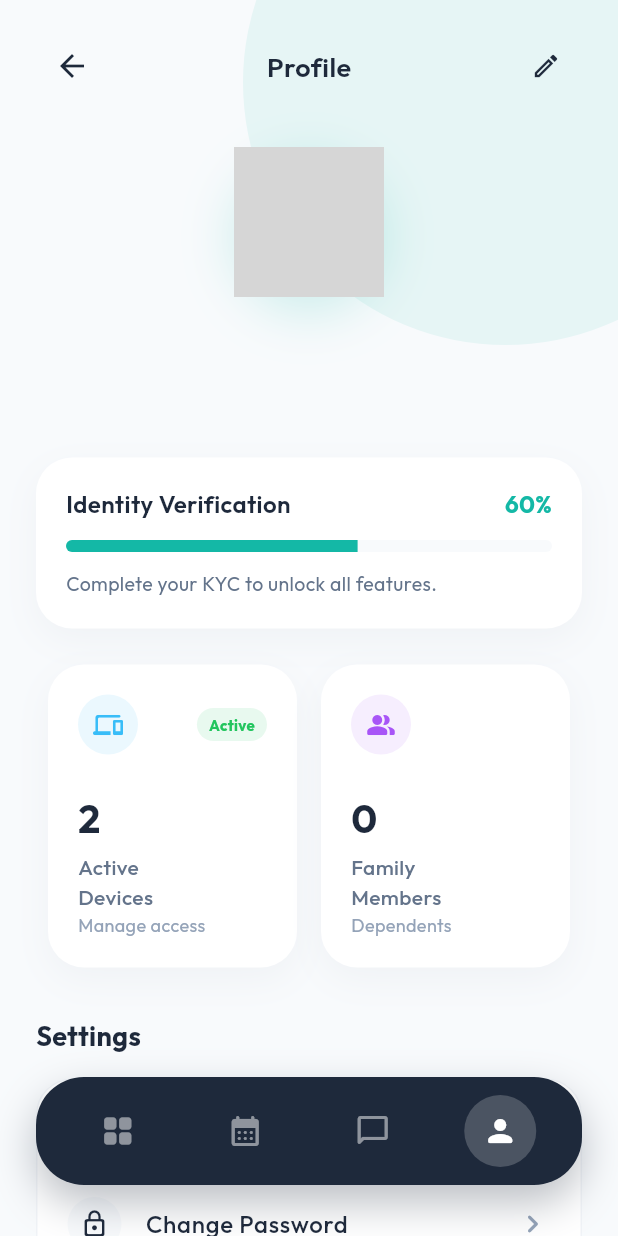
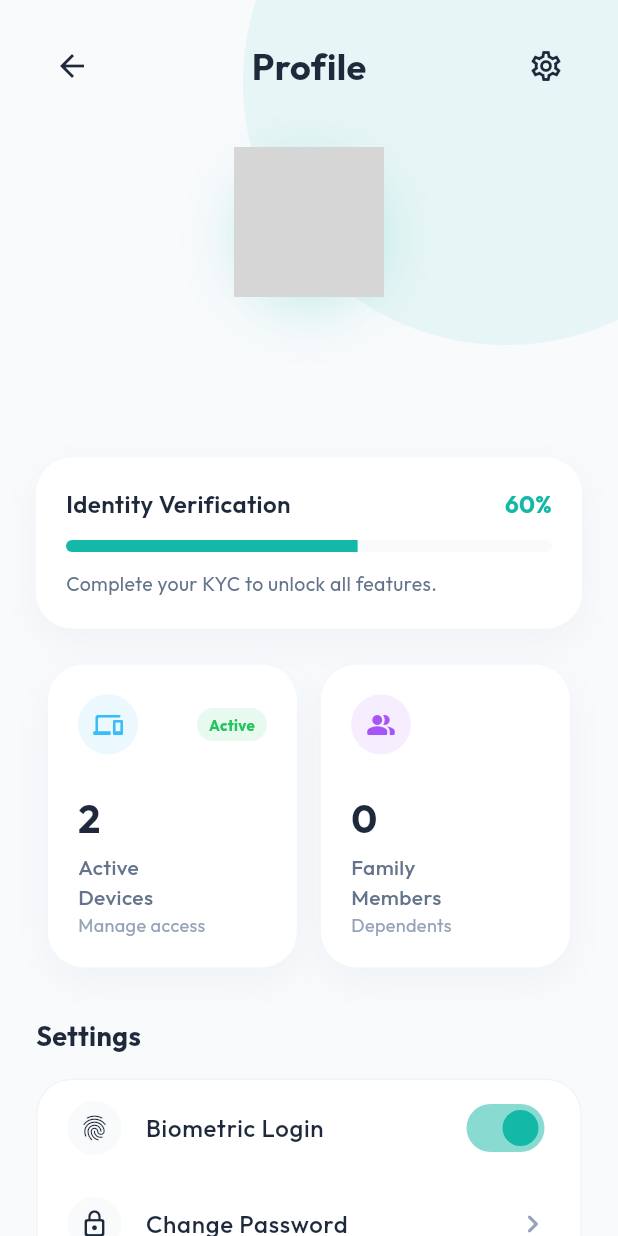
Before and after one commit to ankurrera/Biometrics_medical, a Flutter app: the ProfileScreen screen opened by its route, on a phone screen of 412 x 824 dp. Run offline on Flutter 3.47's test engine with Material 3 defaults, Android fonts, the phone set to English and light mode, and no system bars; our stand-ins replace flutter_dotenv, flutter_riverpod, flutter_secure_storage, go_router, google_fonts, image_picker and 4 more; missing offline and left inert: mobile_scanner; accounts and stored records are empty; network calls fail; grey boxes are pictures that could not be loaded.

Commit message:
removed bottom nav bar

```diff
--- a/lib/features/shared/presentation/screens/profile_screen.dart
+++ b/lib/features/shared/presentation/screens/profile_screen.dart
@@ -1,5 +1,3 @@
-import 'dart:io';
-
 import 'package:flutter/material.dart';
 import 'package:flutter_riverpod/flutter_riverpod.dart';
 import 'package:go_router/go_router.dart';
@@ -7,17 +5,16 @@ import 'package:google_fonts/google_fonts.dart';
 
 import '../../../../core/theme/app_colors.dart';
 import '../../../../routing/route_names.dart';
-import '../../../../services/kyc_service.dart'; // Import for KYCStatus enum
+import '../../../../services/kyc_service.dart';
 import '../../../auth/providers/auth_provider.dart';
 import '../widgets/profile_stats_card.dart';
-import '../widgets/floating_bottom_nav.dart';
+// FloatingBottomNav import removed
 
 class ProfileScreen extends ConsumerWidget {
   const ProfileScreen({super.key});
 
   @override
   Widget build(BuildContext context, WidgetRef ref) {
-    // 1. Watch both Profile and KYC providers
     final profileAsync = ref.watch(currentProfileProvider);
     final kycAsync = ref.watch(kycStatusProvider);
 
@@ -25,7 +22,7 @@ class ProfileScreen extends ConsumerWidget {
       backgroundColor: const Color(0xFFF8FAFC), // Slate 50
       body: Stack(
         children: [
-          // Background Decorative Circle
+          // Background Decor
           Positioned(
             top: -120,
             right: -100,
@@ -39,50 +36,46 @@ class ProfileScreen extends ConsumerWidget {
             ),
           ),
 
-          // Content
-          SafeArea(
+          // Scrollable Content
+          Positioned.fill(
+            child: SingleChildScrollView(
+              // Reduced bottom padding from 120 to 40 since Nav Bar is gone
+              padding: const EdgeInsets.fromLTRB(24, 20, 24, 40),
+              child: SafeArea(
                 bottom: false,
                 child: profileAsync.when(
                   loading: () => const Center(child: CircularProgressIndicator()),
-              error: (err, stack) => Center(child: Text('Error: $err')),
+                  error: (err, stack) => Center(child: Text('Error loading profile')),
                   data: (profile) {
-                // 2. Calculate KYC Status correctly using the AsyncValue
-                final kycData = kycAsync.valueOrNull;
-                final isVerified = kycData?.status == KYCStatus.verified;
+                    final isVerified = kycAsync.valueOrNull?.status == KYCStatus.verified;
+                    final kycPercentText = isVerified ? '100' : '60';
 
-                // Calculate percentage: 60% base + 40% if verified
-                final kycPercent = isVerified ? 1.0 : 0.6;
-                final kycPercentText = (kycPercent * 100).toInt();
-
-                return SingleChildScrollView(
-                  padding: const EdgeInsets.fromLTRB(24, 20, 24, 120),
-                  child: Column(
+                    return Column(
                       children: [
-                      // ─── 1. Header ───────────────────────────────────────
+                        // Header
                         Row(
                           mainAxisAlignment: MainAxisAlignment.spaceBetween,
                           children: [
+                            // Added Back Button for navigation safety since BottomNav is gone
                             const BackButton(color: AppColors.textPrimary),
                             Text(
                               'Profile',
                               style: GoogleFonts.outfit(
-                              fontSize: 18,
-                              fontWeight: FontWeight.w600,
+                                fontSize: 24,
+                                fontWeight: FontWeight.bold,
                                 color: AppColors.textPrimary,
                               ),
                             ),
                             IconButton(
-                            onPressed: () {
-                              // Optional: Add logic to edit profile
-                            },
-                            icon: const Icon(Icons.edit_outlined, size: 20),
+                              onPressed: () {},
+                              icon: const Icon(Icons.settings_outlined),
                               color: AppColors.textPrimary,
                             ),
                           ],
                         ),
                         const SizedBox(height: 30),
 
-                      // Avatar & Badge
+                        // Avatar & Stats
                         Stack(
                           alignment: Alignment.center,
                           children: [
@@ -153,7 +146,7 @@ class ProfileScreen extends ConsumerWidget {
 
                         const SizedBox(height: 32),
 
-                      // ─── 2. Identity Verification Card ───────────────────
+                        // KYC Card
                         Container(
                           padding: const EdgeInsets.all(20),
                           decoration: BoxDecoration(
@@ -196,7 +189,7 @@ class ProfileScreen extends ConsumerWidget {
                                 ClipRRect(
                                   borderRadius: BorderRadius.circular(8),
                                   child: LinearProgressIndicator(
-                                  value: kycPercent,
+                                    value: isVerified ? 1.0 : 0.6,
                                     backgroundColor: AppColors.backgroundLight,
                                     valueColor: const AlwaysStoppedAnimation(AppColors.primary),
                                     minHeight: 8,
@@ -219,20 +212,18 @@ class ProfileScreen extends ConsumerWidget {
 
                         const SizedBox(height: 24),
 
-                      // ─── 3. Information Management Cards ───────────────
+                        // Information Management Cards
                         Row(
                           children: [
-                          // "Manage Devices" converted to Card
                             ProfileStatsCard(
                               title: 'Active\nDevices',
-                            value: '2', // You can replace this with real count later
+                              value: '2', // Dynamic in real app
                               subtitle: 'Manage access',
                               icon: Icons.devices_rounded,
                               accentColor: const Color(0xFF38BDF8), // Sky Blue
                               showOnlineIndicator: true,
                               onTap: () => context.push(RouteNames.deviceManagement),
                             ),
-                          // "Family/Dependents"
                             ProfileStatsCard(
                               title: 'Family\nMembers',
                               value: '0',
@@ -246,7 +237,7 @@ class ProfileScreen extends ConsumerWidget {
 
                         const SizedBox(height: 32),
 
-                      // ─── 4. Settings Section ─────────────────────────────
+                        // Settings Section
                         const Align(
                           alignment: Alignment.centerLeft,
                           child: Text(
@@ -260,65 +251,45 @@ class ProfileScreen extends ConsumerWidget {
                         ),
                         const SizedBox(height: 16),
 
-                      _buildSettingsGroup([
-                        _buildSettingsTile(
-                          icon: Icons.fingerprint_rounded,
-                          title: 'Biometric Login',
-                          isToggle: true,
-                          toggleValue: true,
-                          onToggle: (val) {
-                            // Implement toggle logic here if needed
-                          },
-                        ),
-                        _buildSettingsTile(
-                          icon: Icons.lock_outline_rounded,
-                          title: 'Change Password',
-                          onTap: () {
-                            // Add change password navigation
-                          },
-                        ),
-                        _buildSettingsTile(
-                          icon: Icons.logout_rounded,
-                          title: 'Sign Out',
-                          isDestructive: true,
-                          // 3. Fixed Provider Name: authNotifierProvider
-                          onTap: () => ref.read(authNotifierProvider.notifier).signOut(),
-                        ),
-                      ]),
-                    ],
-                  ),
-                );
-              },
-            ),
-          ),
-
-          // ─── 5. Floating Navigation ──────────────────────────────────
-          Positioned(
-            left: 0,
-            right: 0,
-            bottom: 0,
-            child: FloatingBottomNav(
-              currentIndex: 3, // Profile index
-              onTap: (index) {
-                if (index == 0) context.go(RouteNames.patientDashboard);
-                // Handle other indices
-              },
-            ),
-          ),
-        ],
-      ),
-    );
-  }
-
-  Widget _buildSettingsGroup(List<Widget> children) {
-    return Container(
+                        // Settings Group
+                        Container(
                           decoration: BoxDecoration(
                             color: Colors.white,
                             borderRadius: BorderRadius.circular(24),
                             border: Border.all(color: AppColors.border.withOpacity(0.5)),
                           ),
                           child: Column(
-        children: children,
+                            children: [
+                              _buildSettingsTile(
+                                icon: Icons.fingerprint_rounded,
+                                title: 'Biometric Login',
+                                isToggle: true,
+                                toggleValue: true,
+                                onToggle: (val) {},
+                              ),
+                              _buildSettingsTile(
+                                icon: Icons.lock_outline_rounded,
+                                title: 'Change Password',
+                                onTap: () {},
+                              ),
+                              _buildSettingsTile(
+                                icon: Icons.logout_rounded,
+                                title: 'Sign Out',
+                                isDestructive: true,
+                                onTap: () => ref.read(authNotifierProvider.notifier).signOut(),
+                              ),
+                            ],
+                          ),
+                        ),
+                      ],
+                    );
+                  },
+                ),
+              ),
+            ),
+          ),
+          // REMOVED: FloatingBottomNav widget
+        ],
       ),
     );
   }
@@ -365,7 +336,7 @@ class ProfileScreen extends ConsumerWidget {
           )
               : const Icon(Icons.chevron_right_rounded, color: AppColors.textLight),
         ),
-        if (!isDestructive && !isToggle) // Separator
+        if (!isDestructive && !isToggle)
           Divider(height: 1, indent: 64, color: AppColors.border.withOpacity(0.5)),
       ],
     );
--- a/lib/features/shared/presentation/widgets/floating_bottom_nav.dart
+++ /dev/null
@@ -1,61 +0,0 @@
-import 'package:flutter/material.dart';
-import '../../../../core/theme/app_colors.dart';
-
-class FloatingBottomNav extends StatelessWidget {
-  final int currentIndex;
-  final Function(int) onTap;
-
-  const FloatingBottomNav({
-    super.key,
-    required this.currentIndex,
-    required this.onTap,
-  });
-
-  @override
-  Widget build(BuildContext context) {
-    return Container(
-      margin: const EdgeInsets.fromLTRB(24, 0, 24, 34),
-      padding: const EdgeInsets.all(12),
-      decoration: BoxDecoration(
-        color: const Color(0xFF1E293B), // Dark slate for contrast
-        borderRadius: BorderRadius.circular(32),
-        boxShadow: [
-          BoxShadow(
-            color: const Color(0xFF1E293B).withOpacity(0.3),
-            blurRadius: 24,
-            offset: const Offset(0, 12),
-          ),
-        ],
-      ),
-      child: Row(
-        mainAxisAlignment: MainAxisAlignment.spaceAround,
-        children: [
-          _buildNavItem(Icons.grid_view_rounded, 0),
-          _buildNavItem(Icons.calendar_month_rounded, 1),
-          _buildNavItem(Icons.chat_bubble_outline_rounded, 2),
-          _buildNavItem(Icons.person_rounded, 3),
-        ],
-      ),
-    );
-  }
-
-  Widget _buildNavItem(IconData icon, int index) {
-    final isSelected = currentIndex == index;
-    return GestureDetector(
-      onTap: () => onTap(index),
-      child: AnimatedContainer(
-        duration: const Duration(milliseconds: 200),
-        padding: const EdgeInsets.all(12),
-        decoration: BoxDecoration(
-          color: isSelected ? Colors.white.withOpacity(0.2) : Colors.transparent,
-          shape: BoxShape.circle,
-        ),
-        child: Icon(
-          icon,
-          color: isSelected ? Colors.white : Colors.white.withOpacity(0.5),
-          size: 24,
-        ),
-      ),
-    );
-  }
-}
```
Lines whose indentation alone changed are shown as unchanged.
